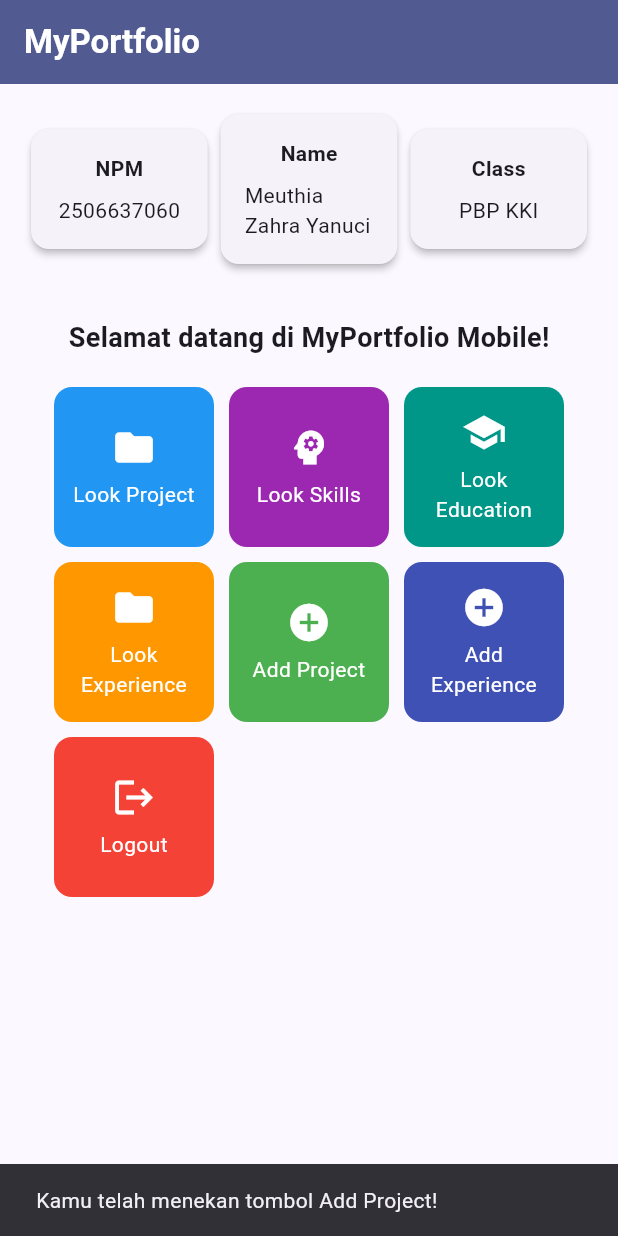
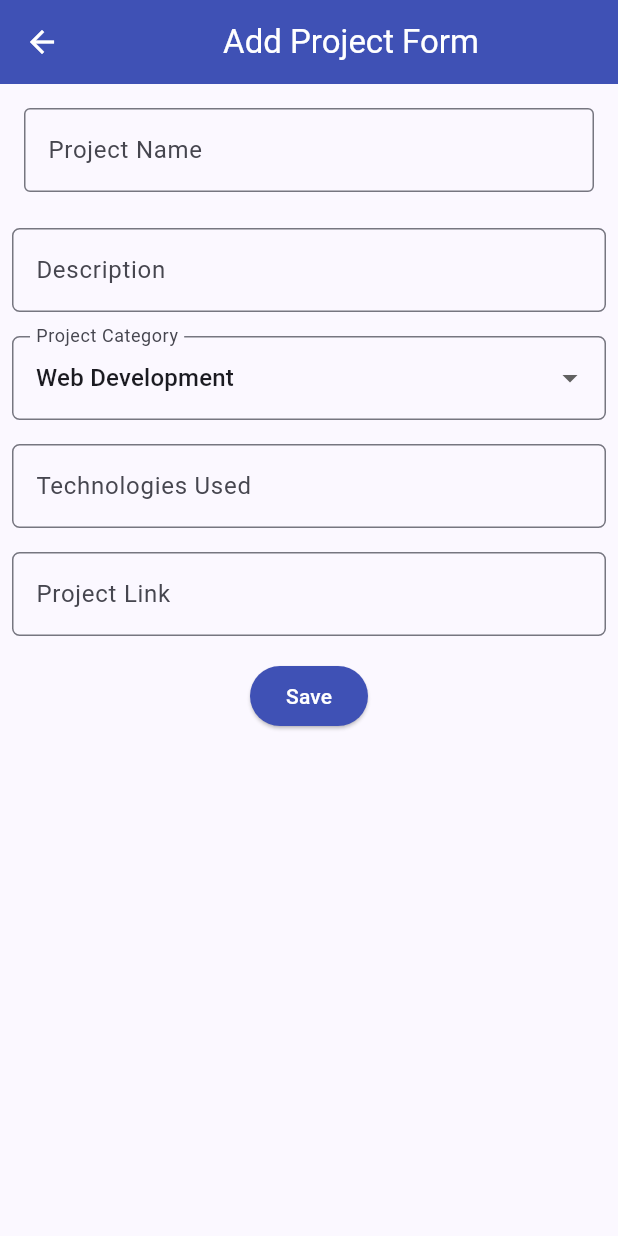
Before and after one commit to meuthiazahra-hub/myportofolio_mobile, a Flutter app: the screen it shows after launch, after a tap on "Add Project", on a phone screen of 412 x 824 dp. Run offline on Flutter 3.47's test engine with Material 3 defaults, Android fonts, the phone set to English and light mode, and no system bars.

Commit message:
Tutorial 9: completing of Flutter Navigation, Layouts, Forms, and Input Elements

```diff
--- a/lib/main.dart
+++ b/lib/main.dart
@@ -1,5 +1,5 @@
 import 'package:flutter/material.dart';
-import 'package:myportofolio_mobile/menu.dart';
+import 'package:myportofolio_mobile/screens/menu.dart';
 void main() {
   runApp(const MyApp());
 }
--- a/lib/menu.dart
+++ b/lib/screens/menu.dart
@@ -1,4 +1,6 @@
 import 'package:flutter/material.dart';
+import 'package:myportofolio_mobile/widgets/left_drawer.dart';
+import 'package:myportofolio_mobile/widgets/project_card.dart';
 
 class MyHomePage extends StatelessWidget {
   MyHomePage({super.key});
@@ -29,6 +31,7 @@ class MyHomePage extends StatelessWidget {
         ),
         backgroundColor: Theme.of(context).colorScheme.primary,
       ),
+      drawer: const LeftDrawer(),
       // Body halaman utama dengan padding di sekelilingnya.
       body: SingleChildScrollView(
         // SingleChildScrollView memungkinkan konten halaman digulir jika melebihi tinggi layar
@@ -124,48 +127,3 @@ class ItemHomepage {
 
   ItemHomepage(this.name, this.icon, this.color);
 }
-
-class ItemCard extends StatelessWidget {
-  final ItemHomepage item;
-
-  const ItemCard(this.item, {super.key});
-
-  @override
-  Widget build(BuildContext context) {
-    return Material(
-      // Menggunakan warna sekunder dari skema tema aplikasi.
-      color: item.color,
-      borderRadius: BorderRadius.circular(12),
-      child: InkWell(
-        // Aksi ketika kartu ditekan oleh pengguna.
-        onTap: () {
-          // Menampilkan SnackBar dengan pesan interaktif.
-          ScaffoldMessenger.of(context)
-            ..hideCurrentSnackBar()
-            ..showSnackBar(
-              SnackBar(
-                content: Text("Kamu telah menekan tombol ${item.name}!"),
-              ),
-            );
-        },
-        child: Container(
-          padding: const EdgeInsets.all(8),
-          child: Center(
-            child: Column(
-              mainAxisAlignment: MainAxisAlignment.center,
-              children: [
-                Icon(item.icon, color: Colors.white, size: 30.0),
-                const Padding(padding: EdgeInsets.all(3)),
-                Text(
-                  item.name,
-                  textAlign: TextAlign.center,
-                  style: const TextStyle(color: Colors.white),
-                ),
-              ],
-            ),
-          ),
-        ),
-      ),
-    );
-  }
-}
--- /dev/null
+++ b/lib/screens/project_form.dart
@@ -0,0 +1,197 @@
+import 'package:flutter/material.dart';
+
+// TODO: Import the drawer created earlier
+
+class ProjectFormPage extends StatefulWidget {
+  const ProjectFormPage({super.key});
+
+  @override
+  State<ProjectFormPage> createState() => _ProjectFormPageState();
+}
+
+class _ProjectFormPageState extends State<ProjectFormPage> {
+  final _formKey = GlobalKey<FormState>();
+  String _projectName = "";
+  String _description = "";
+  String _category = "Web Development"; // default
+  String _technologies = "";
+  String _projectLink = "";
+
+  final List<String> _categories = [
+    'Web Development',
+    'Mobile Development',
+    'Machine Learning',
+    'Data Science',
+    'Other',
+  ];
+  @override
+  Widget build(BuildContext context) {
+    return Scaffold(
+      appBar: AppBar(
+        title: const Center(child: Text('Add Project Form')),
+        backgroundColor: Colors.indigo,
+        foregroundColor: Colors.white,
+      ),
+      // TODO: Add the drawer we created earlier
+      body: Form(
+        key: _formKey,
+        child: SingleChildScrollView(
+          child: Column(
+            crossAxisAlignment: CrossAxisAlignment.start,
+            children: [
+              Padding(
+                padding: const EdgeInsets.all(16.0),
+                child: TextFormField(
+                  decoration: const InputDecoration(
+                    labelText: 'Project Name',
+                    border: OutlineInputBorder(),
+                  ),
+                  onSaved: (value) {
+                    _projectName = value ?? "";
+                  },
+                  validator: (value) {
+                    if (value == null || value.isEmpty) {
+                      return 'Please enter the project name';
+                    }
+                    return null;
+                  },
+                ),
+              ),
+              // === Description ===
+              Padding(
+                padding: const EdgeInsets.all(8.0),
+                child: TextFormField(
+                  decoration: InputDecoration(
+                    hintText: "Describe your project",
+                    labelText: "Description",
+                    border: OutlineInputBorder(
+                      borderRadius: BorderRadius.circular(5.0),
+                    ),
+                  ),
+                  onSaved: (value) {
+                    _description = value ?? "";
+                  },
+                  validator: (String? value) {
+                    if (value == null || value.isEmpty) {
+                      return "Enter a project description.";
+                    }
+                    return null;
+                  },
+                ),
+              ),
+              // === Category ===
+              Padding(
+                padding: const EdgeInsets.all(8.0),
+                child: DropdownButtonFormField<String>(
+                  decoration: InputDecoration(
+                    labelText: "Project Category",
+                    border: OutlineInputBorder(
+                      borderRadius: BorderRadius.circular(5.0),
+                    ),
+                  ),
+                  initialValue: _category,
+                  items: _categories
+                      .map(
+                        (category) => DropdownMenuItem(
+                          value: category,
+                          child: Text(category),
+                        ),
+                      )
+                      .toList(),
+                  onChanged: (String? newValue) {
+                    setState(() {
+                      _category = newValue!;
+                    });
+                  },
+                ),
+              ),
+
+              // === Technologies ===
+              Padding(
+                padding: const EdgeInsets.all(8.0),
+                child: TextFormField(
+                  decoration: InputDecoration(
+                    hintText: "Example: Flutter, Django, Figma",
+                    labelText: "Technologies Used",
+                    border: OutlineInputBorder(
+                      borderRadius: BorderRadius.circular(5.0),
+                    ),
+                  ),
+                  onChanged: (String? value) {
+                    setState(() {
+                      _technologies = value!;
+                    });
+                  },
+                ),
+              ),
+
+              // === Project Link ===
+              Padding(
+                padding: const EdgeInsets.all(8.0),
+                child: TextFormField(
+                  decoration: InputDecoration(
+                    hintText: "Project URL (optional)",
+                    labelText: "Project Link",
+                    border: OutlineInputBorder(
+                      borderRadius: BorderRadius.circular(5.0),
+                    ),
+                  ),
+                  onChanged: (String? value) {
+                    setState(() {
+                      _projectLink = value!;
+                    });
+                  },
+                ),
+              ),
+              // === Save Button ===
+              Align(
+                alignment: Alignment.bottomCenter,
+                child: Padding(
+                  padding: const EdgeInsets.all(8.0),
+                  child: ElevatedButton(
+                    style: ButtonStyle(
+                      backgroundColor: WidgetStateProperty.all(Colors.indigo),
+                    ),
+                    onPressed: () {
+                      if (_formKey.currentState!.validate()) {
+                        _formKey.currentState!.save();
+                        showDialog(
+                          context: context,
+                          builder: (context) {
+                            return AlertDialog(
+                              title: const Text('Project added successfully!'),
+                              content: Text(
+                                '$_projectName\n'
+                                '$_description\n'
+                                'Category: $_category\n'
+                                'Technologies: $_technologies\n'
+                                'Link: $_projectLink',
+                              ),
+                              actions: [
+                                TextButton(
+                                  child: const Text('OK'),
+                                  onPressed: () {
+                                    Navigator.pop(context);
+                                    _formKey.currentState!.reset();
+                                  },
+                                ),
+                              ],
+                            );
+                          },
+                        );
+                      }
+                    },
+                    child: const Text(
+                      "Save",
+                      style: TextStyle(color: Colors.white),
+                    ),
+                  ),
+                ),
+              ),
+            ],
+          ),
+        ),
+      ),
+    );
+  }
+}
--- /dev/null
+++ b/lib/widgets/left_drawer.dart
@@ -0,0 +1,71 @@
+import 'package:flutter/material.dart';
+import 'package:myportofolio_mobile/screens/menu.dart';
+import 'package:myportofolio_mobile/screens/project_form.dart';
+
+class LeftDrawer extends StatelessWidget {
+  const LeftDrawer({super.key});
+
+  @override
+  Widget build(BuildContext context) {
+    return Drawer(
+      child: ListView(
+        children: [
+            // TODO: Add the drawer header
+            const DrawerHeader(
+              decoration: BoxDecoration(
+                color: Colors.indigo,
+              ),
+              child: Column(
+                crossAxisAlignment: CrossAxisAlignment.start,
+                children: [
+                  Text(
+                    'My Portfolio',
+                    style: TextStyle(
+                      fontSize: 30,
+                      fontWeight: FontWeight.bold,
+                      color: Colors.white,
+                    ),
+                  ),
+                  SizedBox(height: 10),
+                  Text(
+                    'Explore personal projects and experiences!',
+                    style: TextStyle(
+                      fontSize: 15,
+                      color: Colors.white,
+                    ),
+                  ),
+                ],
+              ),
+            ),
+          // TODO: Add the navigation entries
+          ListTile(
+            leading: const Icon(Icons.home_outlined),
+            title: const Text('Home'),
+            // Navigate to the portfolio home screen
+            onTap: () {
+              Navigator.pushReplacement(
+                context,
+                MaterialPageRoute(
+                  builder: (context) => MyHomePage(),
+                ),
+              );
+            },
+          ),
+          ListTile(
+            leading: const Icon(Icons.add_circle_outline),
+            title: const Text('Add Project'),
+            // Navigate to the Add Project screen
+            onTap: () {
+              Navigator.pushReplacement(
+                context,
+                MaterialPageRoute(
+                  builder: (context) => const ProjectFormPage(),
+                ),
+              );
+            },
+          ),
+        ],
+      ),
+    );
+  }
+}
--- /dev/null
+++ b/lib/widgets/project_card.dart
@@ -0,0 +1,66 @@
+import 'package:flutter/material.dart';
+import 'package:myportofolio_mobile/screens/project_form.dart';
+import 'package:myportofolio_mobile/screens/menu.dart';
+class ItemCard extends StatelessWidget {
+
+  final ItemHomepage item;
+
+  const ItemCard(this.item, {super.key});
+
+  @override
+  Widget build(BuildContext context) {
+    return Material(
+      // Menggunakan warna sekunder dari skema tema aplikasi.
+      color: item.color,
+      borderRadius: BorderRadius.circular(12),
+      child: InkWell(
+        // Aksi ketika kartu ditekan oleh pengguna.
+        onTap: () {
+          if (item.name == "Add Project") {
+            Navigator.push(
+              context,
+              MaterialPageRoute(
+                builder: (context) => const ProjectFormPage(),
+              ),
+            );
+          } else {
+            // Menampilkan SnackBar dengan pesan interaktif.
+            ScaffoldMessenger.of(context)
+              ..hideCurrentSnackBar()
+              ..showSnackBar(
+                SnackBar(
+                  content: Text("Kamu telah menekan tombol ${item.name}!"),
+                ),
+              );
+              if (item.name == "Add Project") {
+              // TODO: Use Navigator.push() with a MaterialPageRoute for ProjectFormPage
+              Navigator.push(
+                context,
+                MaterialPageRoute(
+                  builder: (context) => const ProjectFormPage(),
+                ),
+              );
+            }
+          }
+        },
+        child: Container(
+          padding: const EdgeInsets.all(8),
+          child: Center(
+            child: Column(
+              mainAxisAlignment: MainAxisAlignment.center,
+              children: [
+                Icon(item.icon, color: Colors.white, size: 30.0),
+                const Padding(padding: EdgeInsets.all(3)),
+                Text(
+                  item.name,
+                  textAlign: TextAlign.center,
+                  style: const TextStyle(color: Colors.white),
+                ),
+              ],
+            ),
+          ),
+        ),
+      ),
+    );
+  }
+}
```
